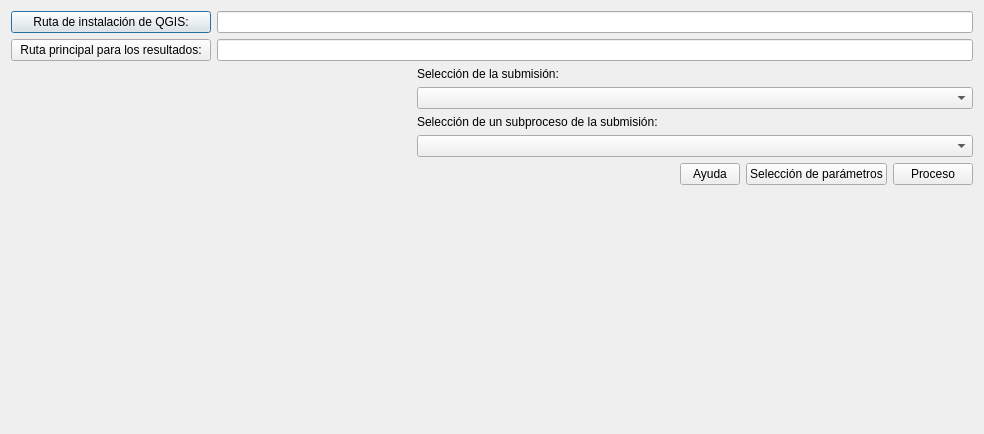
Before: the Qt Designer form PAFyCToolsDialog.ui in UCLM-PAFyC/PAFyCToolsGui, drawn with Qt 5.
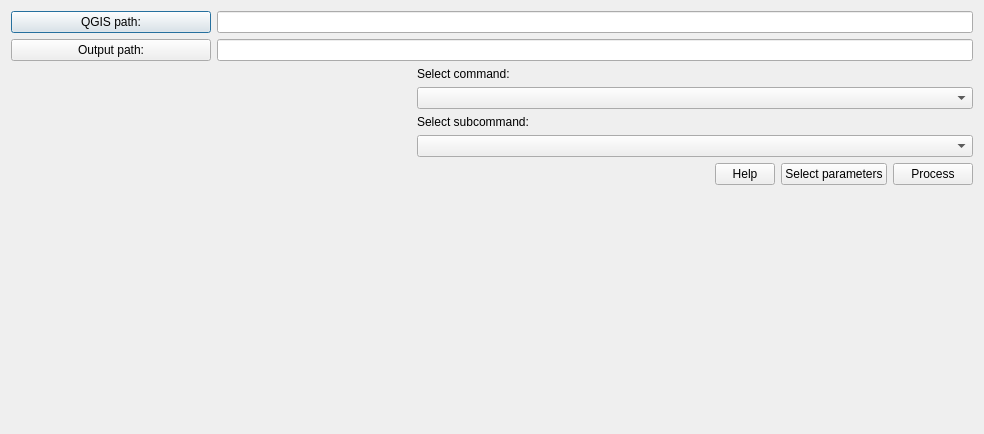
After: the same form once the commit is applied. Icons and pictures are not drawn.

Patch:
```diff
--- a/PAFyCToolsDialog.ui
+++ b/PAFyCToolsDialog.ui
@@ -25,7 +25,7 @@
        <item row="0" column="0">
         <widget class="QPushButton" name="qgisPathPushButton">
          <property name="text">
-          <string>Ruta de instalación de QGIS:</string>
+          <string>QGIS path:</string>
          </property>
         </widget>
        </item>
@@ -45,7 +45,7 @@
           </size>
          </property>
          <property name="text">
-          <string>Ruta principal para los resultados:</string>
+          <string>Output path:</string>
          </property>
         </widget>
        </item>
@@ -79,7 +79,7 @@
        <item>
         <widget class="QLabel" name="label_2">
          <property name="text">
-          <string>Selección de la submisión:</string>
+          <string>Select command:</string>
          </property>
         </widget>
        </item>
@@ -96,7 +96,7 @@
        <item>
         <widget class="QLabel" name="label_3">
          <property name="text">
-          <string>Selección de un subproceso de la submisión:</string>
+          <string>Select subcommand:</string>
          </property>
         </widget>
        </item>
@@ -127,21 +127,21 @@
             </size>
            </property>
            <property name="text">
-            <string>Ayuda</string>
+            <string>Help</string>
            </property>
           </widget>
          </item>
          <item>
           <widget class="QPushButton" name="parametersPushButton">
            <property name="text">
-            <string>Selección de parámetros</string>
+            <string>Select parameters</string>
            </property>
           </widget>
          </item>
          <item>
           <widget class="QPushButton" name="processPushButton">
            <property name="text">
-            <string>Proceso</string>
+            <string>Process</string>
            </property>
           </widget>
          </item>
```
